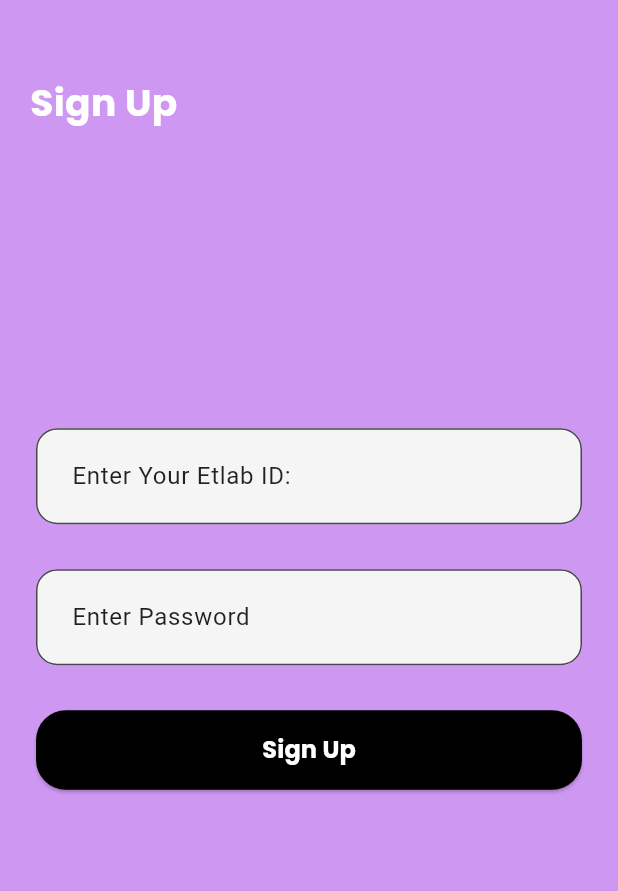
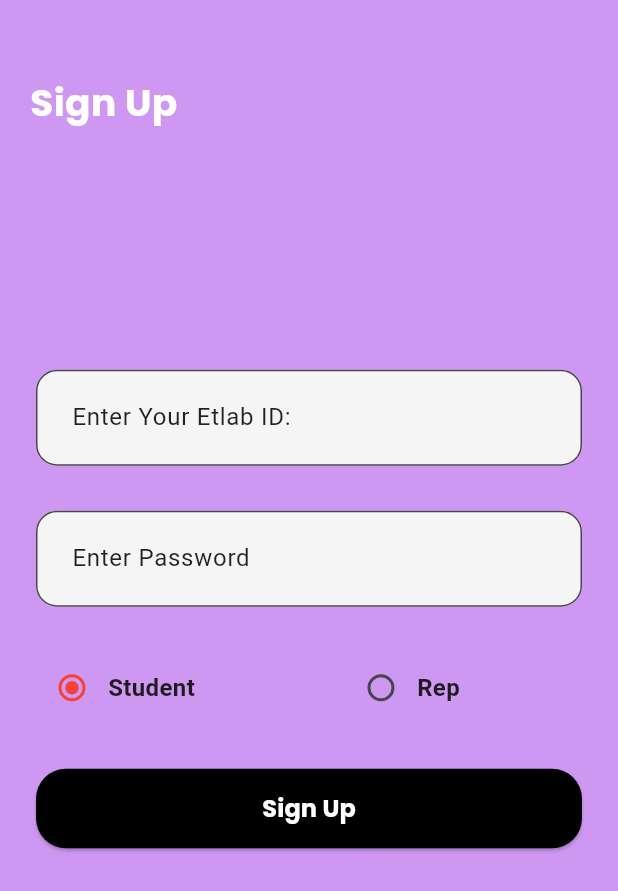
Before and after one commit to ABHIRAM-AP/AssignMate, a Flutter app: the screen it shows after launch, after a tap on "Sign Up", on a phone screen of 412 x 824 dp. Shown: the top 891 px of the screen. Run offline on Flutter 3.47's test engine with Material 3 defaults, Android fonts, the phone set to English and light mode, and no system bars; our stand-ins replace cloud_firestore, firebase_auth, firebase_core, google_fonts; accounts and stored records are empty.

Commit message:
added cloud_firestore in yaml file, deleted rep login screen, in main.dart added some debugging, created file for signup button, improved functions for login and sign up

```diff
--- a/assign_mate_app/lib/main.dart
+++ b/assign_mate_app/lib/main.dart
@@ -7,7 +7,13 @@ import 'package:google_fonts/google_fonts.dart';
 
 void main() async {
   WidgetsFlutterBinding.ensureInitialized();
-  await Firebase.initializeApp();
+  try {
+    await Firebase.initializeApp();
+    print("Firebase Initialized Successfully");
+  } catch (e) {
+    print("Firebase Error: $e");
+  }
+
   runApp(MyApp());
 }
 
@@ -18,6 +24,9 @@ class MyApp extends StatelessWidget {
   Widget build(BuildContext context) {
     return MaterialApp(
       theme: ThemeData(
+        appBarTheme: AppBarTheme(
+          backgroundColor: Color(0xFFCE98F2),
+        ),
         scaffoldBackgroundColor: Color(0xFFCE98F2),
       ).copyWith(
         elevatedButtonTheme: ElevatedButtonThemeData(
@@ -62,7 +71,10 @@ class MyApp extends StatelessWidget {
 
           if (snapshot.hasData) {
             debugPrint("User logged in: ${snapshot.data!.email}");
-            return const AssignmentsScreen(isRep: false);
+            return const AssignmentsScreen(
+              isRep: false,
+              userName: null,
+            );
           }
 
           debugPrint("User not logged in");
--- a/assign_mate_app/lib/screens/login_screen_normal.dart
+++ b/assign_mate_app/lib/screens/login_screen_normal.dart
@@ -1,8 +1,7 @@
 import 'package:assign_mate_app/screens/assignments_screen.dart';
-import 'package:assign_mate_app/screens/login_screen_rep.dart';
 import 'package:assign_mate_app/screens/sign_up.dart';
+import 'package:cloud_firestore/cloud_firestore.dart';
 import 'package:firebase_auth/firebase_auth.dart';
-
 import 'package:flutter/material.dart';
 import 'package:google_fonts/google_fonts.dart';
 
@@ -15,6 +14,7 @@ class LoginScreen extends StatefulWidget {
 
 class _LoginScreenState extends State<LoginScreen> {
   final TextEditingController emailidController = TextEditingController();
+
   final TextEditingController passwordController = TextEditingController();
 
   @override
@@ -24,7 +24,42 @@ class _LoginScreenState extends State<LoginScreen> {
     super.dispose();
   }
 
-  Future<void> loginStudent() async {
+  // Future<void> loginStudent() async {
+  //   String email = emailidController.text.trim();
+  //   String password = passwordController.text.trim();
+  //   if (email.isEmpty || password.isEmpty) {
+  //     ScaffoldMessenger.of(context).showSnackBar(
+  //       SnackBar(content: Text("Please enter both email and password")),
+  //     );
+  //     return;
+  //   }
+  //   try {
+  //     final studentCredentials =
+  //         await FirebaseAuth.instance.signInWithEmailAndPassword(
+  //       email: email,
+  //       password: password,
+  //     );
+  //     if (studentCredentials.user != null) {
+  //       Navigator.pushReplacement(
+  //         context,
+  //         MaterialPageRoute(
+  //           builder: (context) => const AssignmentsScreen(isRep: false),
+  //         ),
+  //       );
+  //     } else {
+  //       ScaffoldMessenger.of(context).showSnackBar(
+  //         SnackBar(content: Text("Login failed. Please try again.")),
+  //       );
+  //     }
+  //   } on FirebaseAuthException catch (e) {
+  //     ScaffoldMessenger.of(context).showSnackBar(
+  //       SnackBar(content: Text(e.message ?? "Login failed. Please try again.")),
+  //     );
+  //   }
+  // }
+
+//Login Function
+  Future<void> loginUser() async {
     String email = emailidController.text.trim();
     String password = passwordController.text.trim();
 
@@ -36,27 +71,68 @@ class _LoginScreenState extends State<LoginScreen> {
     }
 
     try {
-      final studentCredentials =
-          await FirebaseAuth.instance.signInWithEmailAndPassword(
-        email: email,
-        password: password,
-      );
+      // Attempt to log in
+      UserCredential userCredential = await FirebaseAuth.instance
+          .signInWithEmailAndPassword(email: email, password: password);
 
-      if (studentCredentials.user != null) {
+      if (userCredential.user != null) {
+        // Successfully logged in
+        // print('User logged in: ${userCredential.user!.email}');
+
+        // Get the user document from Firestore
+        DocumentSnapshot userDoc = await FirebaseFirestore.instance
+            .collection('users')
+            .doc(userCredential.user!.uid)
+            .get();
+
+        if (userDoc.exists) {
+          // Document exists, now fetch the role
+          String userRole = userDoc['role'];
+          // print('User role from Firestore: $userRole');
+          List<String> emailParts = emailidController.text.split("@");
+          String name = emailParts[0];
+          name = name[0].toUpperCase() + name.substring(1);
+          // Compare the fetched role with the selected role
+
+          if (userRole == 'rep') {
             Navigator.pushReplacement(
               context,
               MaterialPageRoute(
-            builder: (context) => const AssignmentsScreen(isRep: false),
+                builder: (context) => AssignmentsScreen(
+                  isRep: true,
+                  userName: name,
+                ),
               ),
             );
           } else {
-        ScaffoldMessenger.of(context).showSnackBar(
-          SnackBar(content: Text("Login failed. Please try again.")),
+            Navigator.pushReplacement(
+              context,
+              MaterialPageRoute(
+                builder: (context) => AssignmentsScreen(
+                  isRep: false,
+                  userName: name,
+                ),
+              ),
             );
           }
+        } else {
+          print('User document not found in Firestore');
+          ScaffoldMessenger.of(context).showSnackBar(
+            SnackBar(content: Text("User document not found in Firestore")),
+          );
+        }
+      }
     } on FirebaseAuthException catch (e) {
+      // Firebase authentication error
+      // print('FirebaseAuthException: ${e.code}');
       ScaffoldMessenger.of(context).showSnackBar(
         SnackBar(content: Text(e.message ?? "Login failed. Please try again.")),
+      );
+    } catch (e) {
+      // General error
+      // print('Error: $e');
+      ScaffoldMessenger.of(context).showSnackBar(
+        SnackBar(content: Text("Something went wrong. Please try again.")),
       );
     }
   }
@@ -64,47 +140,39 @@ class _LoginScreenState extends State<LoginScreen> {
   @override
   Widget build(BuildContext context) {
     return Scaffold(
-      body: Stack(
-        children: [
-          // "Sign In" text at the top-left
-          Align(
-            alignment: Alignment.topLeft,
-            child: Padding(
-              padding: const EdgeInsets.only(top: 50, left: 20),
-              child: Text(
-                "Sign In",
-                style: GoogleFonts.poppins(
+      appBar: AppBar(
+        automaticallyImplyLeading: false,
+        title: Text("Sign In"),
+        titleTextStyle: GoogleFonts.poppins(
           fontSize: 25,
           fontWeight: FontWeight.bold,
-                  color: Colors.white,
+          color: Colors.black,
         ),
+        centerTitle: true, // Center the title in AppBar
       ),
-            ),
-          ),
-
-          // Centered Login Form
-          Center(
+      body: Center(
+        child: SingleChildScrollView(
           child: Padding(
             padding: const EdgeInsets.all(24.0),
             child: Column(
+              mainAxisAlignment: MainAxisAlignment.center,
+              crossAxisAlignment: CrossAxisAlignment.center,
               mainAxisSize: MainAxisSize.min,
               children: [
-                  // Etlab ID TextField
-                  Padding(
-                    padding: const EdgeInsets.only(top: 8.0, bottom: 10),
-                    child: TextField(
+                // Email TextField
+                TextField(
                   controller: emailidController,
                   decoration: InputDecoration(
                     hintText: 'Enter Your Etlab ID:',
                   ),
                 ),
-                  ),
+
                 const SizedBox(height: 20),
 
                 // Password TextField
                 TextField(
                   controller: passwordController,
-                    obscureText: true, // Hides password input
+                  obscureText: true,
                   decoration: InputDecoration(
                     hintText: 'Enter Password',
                   ),
@@ -113,15 +181,13 @@ class _LoginScreenState extends State<LoginScreen> {
 
                 // Login Button
                 SizedBox(
-                    width: double.infinity, // Matches the width of the parent
+                  width: double.infinity,
                   child: ElevatedButton(
                     style: ElevatedButton.styleFrom(
                       padding: const EdgeInsets.symmetric(vertical: 15),
                     ),
                     onPressed: () async {
-                        await loginStudent();
-
-                        debugPrint("Login Pressed");
+                      await loginUser();
                     },
                     child: Text(
                       "Login",
@@ -133,9 +199,11 @@ class _LoginScreenState extends State<LoginScreen> {
                     ),
                   ),
                 ),
-                  const SizedBox(height: 30),
+                const SizedBox(height: 20),
+
+                // Sign Up Button
                 SizedBox(
-                    width: double.infinity, // Matches the width of the parent
+                  width: double.infinity,
                   child: ElevatedButton(
                     style: ElevatedButton.styleFrom(
                       padding: const EdgeInsets.symmetric(vertical: 15),
@@ -158,31 +226,10 @@ class _LoginScreenState extends State<LoginScreen> {
                     ),
                   ),
                 ),
-                  const SizedBox(height: 20),
-
-                  // Not A Student? I'm A Rep Link
-                  TextButton(
-                    onPressed: () {
-                      Navigator.push(
-                        context,
-                        MaterialPageRoute(
-                          builder: (context) => const LoginScreenRep(),
-                        ),
-                      );
-                    },
-                    child: Text(
-                      "Not A Student? I'm A Rep",
-                      style: GoogleFonts.poppins(
-                        fontSize: 14,
-                        color: Colors.white,
-                      ),
-                    ),
-                  ),
               ],
             ),
           ),
         ),
-        ],
       ),
     );
   }
--- a/assign_mate_app/lib/screens/sign_up.dart
+++ b/assign_mate_app/lib/screens/sign_up.dart
@@ -1,4 +1,6 @@
 import 'package:assign_mate_app/screens/login_screen_normal.dart';
+import 'package:assign_mate_app/widgets/email_id_button.dart';
+import 'package:cloud_firestore/cloud_firestore.dart';
 import 'package:flutter/material.dart';
 import 'package:google_fonts/google_fonts.dart';
 import 'package:firebase_auth/firebase_auth.dart';
@@ -11,8 +13,14 @@ class SignUpPage extends StatefulWidget {
 }
 
 class _SignUpPageState extends State<SignUpPage> {
-  final TextEditingController emailidController = TextEditingController();
-  final TextEditingController passwordController = TextEditingController();
+  String? _role = 'student';
+
+  void _handleRadioValueChange(String? value) {
+    setState(() {
+      _role = value;
+    });
+  }
+
   @override
   void dispose() {
     emailidController.dispose();
@@ -20,14 +28,43 @@ class _SignUpPageState extends State<SignUpPage> {
     super.dispose();
   }
 
-  Future<void> createStudent() async {
+  final TextEditingController emailidController = TextEditingController();
+  final TextEditingController passwordController = TextEditingController();
+
+// Function For New User
+  // Future<void> createStudent() async {
+  //   try {
+  //     final studentCredentials =
+  //         await FirebaseAuth.instance.createUserWithEmailAndPassword(
+  //       email: emailidController.text.trim(),
+  //       password: passwordController.text.trim(),
+  //     );
+  //     debugPrint("$studentCredentials");
+  //   } on FirebaseAuthException catch (e) {
+  //     print(e.toString());
+  //   }
+  // }
+
+  //Function For NEW USER
+  Future<void> SignUpUser(String role) async {
+    String email = emailidController.text.trim();
+    String password = passwordController.text.trim();
     try {
-      final studentCredentials =
+      UserCredential userCredential =
           await FirebaseAuth.instance.createUserWithEmailAndPassword(
-        email: emailidController.text.trim(),
-        password: passwordController.text.trim(),
+        email: email,
+        password: password,
       );
-      debugPrint("$studentCredentials");
+      if (userCredential.user != null) {
+        await FirebaseFirestore.instance
+            .collection('users')
+            .doc(userCredential.user!.uid)
+            .set({
+          "email": email,
+          "password": password,
+          "role": role == 'rep' ? 'rep' : 'student'
+        });
+      }
     } on FirebaseAuthException catch (e) {
       print(e.toString());
     }
@@ -38,7 +75,6 @@ class _SignUpPageState extends State<SignUpPage> {
     return Scaffold(
       body: Stack(
         children: [
-          // "Sign In" text at the top-left
           Align(
             alignment: Alignment.topLeft,
             child: Padding(
@@ -54,7 +90,7 @@ class _SignUpPageState extends State<SignUpPage> {
             ),
           ),
 
-          // Centered Login Form
+          // Centered SignUp Form
           Center(
             child: Padding(
               padding: const EdgeInsets.all(24.0),
@@ -64,12 +100,7 @@ class _SignUpPageState extends State<SignUpPage> {
                   // Etlab ID TextField
                   Padding(
                     padding: const EdgeInsets.only(top: 8.0, bottom: 10),
-                    child: TextField(
-                      controller: emailidController,
-                      decoration: InputDecoration(
-                        hintText: 'Enter Your Etlab ID:',
-                      ),
-                    ),
+                    child: EmailIdButton(emailidController: emailidController),
                   ),
                   const SizedBox(height: 20),
 
@@ -82,6 +113,48 @@ class _SignUpPageState extends State<SignUpPage> {
                     ),
                   ),
                   const SizedBox(height: 30),
+                  Row(
+                    children: [
+                      Row(
+                        mainAxisSize: MainAxisSize.min,
+                        children: [
+                          Radio<String>(
+                            value: 'student',
+                            groupValue: _role,
+                            onChanged: _handleRadioValueChange,
+                            activeColor: Colors.red,
+                          ),
+                          Text(
+                            "Student",
+                            style: GoogleFonts.roboto(
+                              fontWeight: FontWeight.bold,
+                              fontSize: 16,
+                            ),
+                          ),
+                        ],
+                      ),
+                      SizedBox(width: 100), // Adds a gap between the two rows
+                      Row(
+                        mainAxisSize: MainAxisSize.min,
+                        children: [
+                          Radio<String>(
+                            value: 'rep',
+                            groupValue: _role,
+                            onChanged: _handleRadioValueChange,
+                            activeColor: Colors.red,
+                          ),
+                          Text(
+                            "Rep",
+                            style: GoogleFonts.roboto(
+                              fontWeight: FontWeight.bold,
+                              fontSize: 16,
+                            ),
+                          ),
+                        ],
+                      ),
+                    ],
+                  ),
+                  const SizedBox(height: 30),
 
                   SizedBox(
                     width: double.infinity, // Matches the width of the parent
@@ -91,7 +164,7 @@ class _SignUpPageState extends State<SignUpPage> {
                       ),
                       onPressed: () async {
                         try {
-                          await createStudent();
+                          await SignUpUser(_role!); // Creates New User
                           if (context.mounted) {
                             Navigator.push(
                               context,
--- /dev/null
+++ b/assign_mate_app/lib/widgets/email_id_button.dart
@@ -0,0 +1,22 @@
+import 'package:flutter/material.dart';
+
+class EmailIdButton extends StatefulWidget {
+  final TextEditingController emailidController;
+  const EmailIdButton({super.key, required this.emailidController});
+
+  @override
+  State<EmailIdButton> createState() => _EmailIdButtonState();
+}
+
+class _EmailIdButtonState extends State<EmailIdButton> {
+  @override
+  Widget build(BuildContext context) {
+    return TextField(
+      controller: widget.emailidController,
+      decoration: InputDecoration(
+        hintText: 'Enter Your Etlab ID:',
+      ),
+      keyboardType: TextInputType.emailAddress,
+    );
+  }
+}
--- a/assign_mate_app/pubspec.yaml
+++ b/assign_mate_app/pubspec.yaml
@@ -38,6 +38,7 @@ dependencies:
   intl: ^0.20.2
   firebase_core: ^3.10.1
   firebase_auth: ^5.4.1
+  cloud_firestore: ^5.6.2
 
 dev_dependencies:
   flutter_test:
```
Also changed, not shown: assign_mate_app/lib/screens/assignments_screen.dart (+36 -9 lines), assign_mate_app/lib/screens/login_screen_rep.dart (deleted, +0 -131 lines), assign_mate_app/pubspec.lock, 3 other files. Lines whose indentation alone changed are shown as unchanged.
